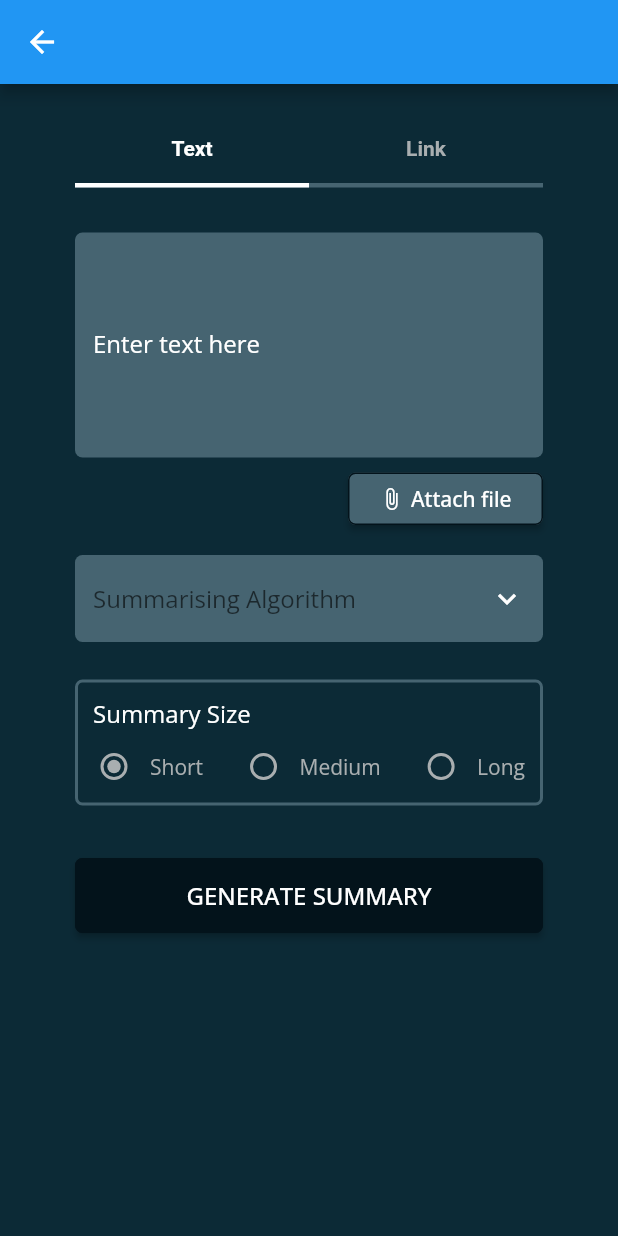
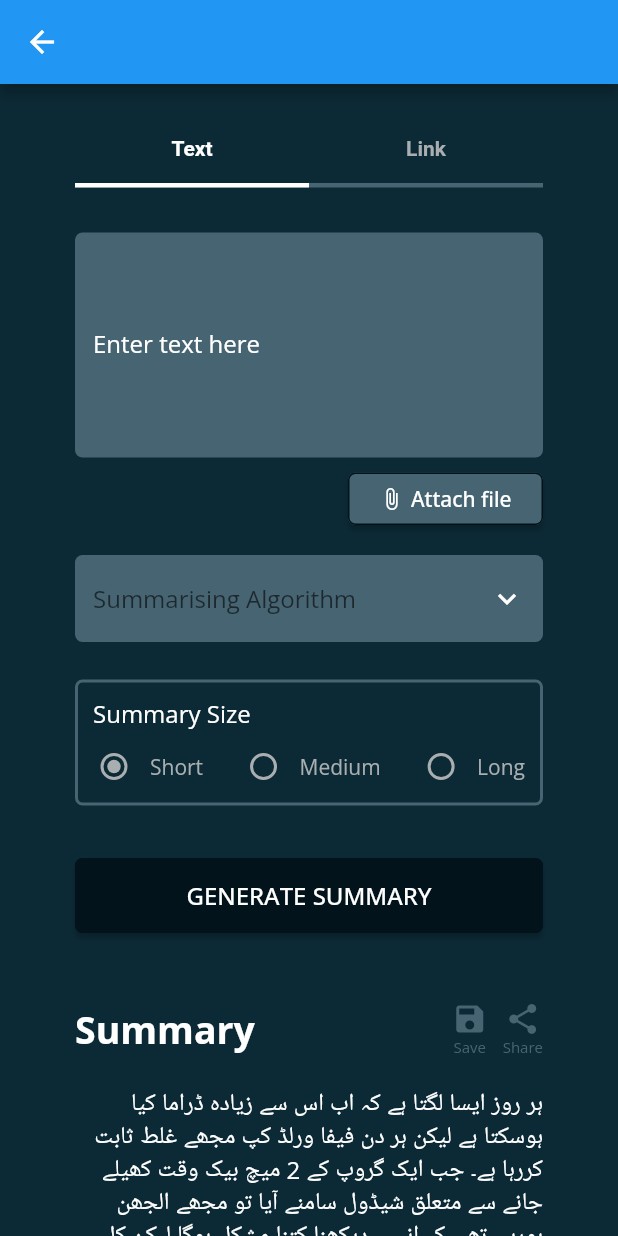
Before and after one commit to hadiyaaamir/khulasa, a Flutter app: the Summary screen opened directly, on a phone screen of 412 x 824 dp. Run offline on Flutter 3.47's test engine with Material 2 defaults, Android fonts, the phone set to English and light mode, and no system bars; our stand-ins replace google_fonts.

Commit message:
generated summary

```diff
--- /dev/null
+++ b/lib/Views/Summary/generatedSummary.dart
@@ -0,0 +1,56 @@
+import 'package:flutter/cupertino.dart';
+import 'package:flutter/material.dart';
+import 'package:flutter/src/widgets/container.dart';
+import 'package:flutter/src/widgets/framework.dart';
+import 'package:khulasa/Views/Widgets/labelIcon.dart';
+import 'package:khulasa/constants/colors.dart';
+import 'package:khulasa/constants/sizes.dart';
+
+class GeneratedSummary extends StatelessWidget {
+  GeneratedSummary({super.key, required this.summaryText});
+
+  final String summaryText;
+
+  @override
+  Widget build(BuildContext context) {
+    return Padding(
+      padding: const EdgeInsets.symmetric(horizontal: 50, vertical: 15),
+      child: Column(
+        children: [
+          Row(
+            mainAxisAlignment: MainAxisAlignment.spaceBetween,
+            children: [
+              const Text(
+                "Summary",
+                style: TextStyle(
+                    color: text,
+                    fontSize: largeFont,
+                    fontWeight: FontWeight.bold),
+              ),
+              Row(
+                children: [
+                  Row(
+                    children: const [
+                      LabelIcon(icon: Icons.save, label: "Save"),
+                      SizedBox(width: 10),
+                      LabelIcon(icon: Icons.share_rounded, label: "Share")
+                    ],
+                  )
+                ],
+              )
+            ],
+          ),
+          const SizedBox(height: 20),
+          Align(
+            alignment: Alignment.bottomRight,
+            child: Text(
+              summaryText,
+              textAlign: TextAlign.right,
+              style: const TextStyle(color: text, fontSize: buttonFont),
+            ),
+          ),
+        ],
+      ),
+    );
+  }
+}
--- a/lib/Views/Summary/linkSummary.dart
+++ b/lib/Views/Summary/linkSummary.dart
@@ -3,6 +3,7 @@ import 'package:flutter/src/widgets/container.dart';
 import 'package:flutter/src/widgets/framework.dart';
 import 'package:khulasa/Views/Entrance/button.dart';
 import 'package:khulasa/Views/Entrance/textfield.dart';
+import 'package:khulasa/Views/Summary/generatedSummary.dart';
 import 'package:khulasa/Views/Summary/summarySize.dart';
 import 'package:khulasa/Views/Widgets/dropdown.dart';
 import 'package:khulasa/constants/colors.dart';
@@ -12,6 +13,8 @@ class LinkSummary extends StatelessWidget {
   LinkSummary({super.key});
 
   TextEditingController linkController = TextEditingController();
+  String summaryText =
+      "ہر روز ایسا لگتا ہے کہ اب اس سے زیادہ ڈراما کیا ہوسکتا ہے لیکن ہر دن فیفا ورلڈ کپ مجھے غلط ثابت کررہا ہے۔ جب ایک گروپ کے 2 میچ بیک وقت کھیلے جانے سے متعلق شیڈول سامنے آیا تو مجھے الجھن ہورہی تھی کہ انہیں دیکھنا کتنا مشکل ہوگا لیکن کل جب یہ مرحلہ اپنے اختتام کو پہنچا تب مجھے اندازہ ہوا کہ اس عالمی کپ کا سب سے دلچسپ حصہ یہی تھا جب ٹیمیں میدان میں دوسرے میچ کے نتیجےکا انتظار کر رہی ہوتی ہیں۔ اس وقت جو دل کی کیفیت ہوتی ہے، سچ پوچھیےتو مجھے یہ کیفیت بہت یاد آئے گی۔ جب گروپ ڈراز منعقد ہوئے اور گھانا اور یوروگوئے ایک ہی گروپ";
 
   @override
   Widget build(BuildContext context) {
@@ -29,7 +32,8 @@ class LinkSummary extends StatelessWidget {
               lines: 1,
             ),
             SummarySize(),
-            Btn(label: "GENERATE SUMMARY", onPress: () {})
+            Btn(label: "GENERATE SUMMARY", onPress: () {}),
+            GeneratedSummary(summaryText: summaryText)
           ],
         ),
       ),
--- a/lib/Views/Summary/textSummary.dart
+++ b/lib/Views/Summary/textSummary.dart
@@ -1,6 +1,7 @@
 import 'package:flutter/material.dart';
 import 'package:khulasa/Views/Entrance/button.dart';
 import 'package:khulasa/Views/Entrance/textfield.dart';
+import 'package:khulasa/Views/Summary/generatedSummary.dart';
 import 'package:khulasa/Views/Summary/summarySize.dart';
 import 'package:khulasa/Views/Widgets/dropdown.dart';
 import 'package:khulasa/constants/colors.dart';
@@ -10,6 +11,9 @@ class TextSummary extends StatelessWidget {
   TextSummary({super.key});
 
   TextEditingController textController = TextEditingController();
+
+  String summaryText =
+      "ہر روز ایسا لگتا ہے کہ اب اس سے زیادہ ڈراما کیا ہوسکتا ہے لیکن ہر دن فیفا ورلڈ کپ مجھے غلط ثابت کررہا ہے۔ جب ایک گروپ کے 2 میچ بیک وقت کھیلے جانے سے متعلق شیڈول سامنے آیا تو مجھے الجھن ہورہی تھی کہ انہیں دیکھنا کتنا مشکل ہوگا لیکن کل جب یہ مرحلہ اپنے اختتام کو پہنچا تب مجھے اندازہ ہوا کہ اس عالمی کپ کا سب سے دلچسپ حصہ یہی تھا جب ٹیمیں میدان میں دوسرے میچ کے نتیجےکا انتظار کر رہی ہوتی ہیں۔ اس وقت جو دل کی کیفیت ہوتی ہے، سچ پوچھیےتو مجھے یہ کیفیت بہت یاد آئے گی۔ جب گروپ ڈراز منعقد ہوئے اور گھانا اور یوروگوئے ایک ہی گروپ";
 
   @override
   Widget build(BuildContext context) {
@@ -36,7 +40,8 @@ class TextSummary extends StatelessWidget {
               paddingVert: 20,
             ),
             SummarySize(),
-            Btn(label: "GENERATE SUMMARY", onPress: () {})
+            Btn(label: "GENERATE SUMMARY", onPress: () {}),
+            GeneratedSummary(summaryText: summaryText)
           ],
         ),
       ),
--- /dev/null
+++ b/lib/Views/Widgets/labelIcon.dart
@@ -0,0 +1,30 @@
+import 'package:flutter/material.dart';
+import 'package:flutter/src/widgets/container.dart';
+import 'package:flutter/src/widgets/framework.dart';
+import 'package:khulasa/constants/colors.dart';
+import 'package:khulasa/constants/sizes.dart';
+
+class LabelIcon extends StatelessWidget {
+  const LabelIcon(
+      {super.key,
+      required this.icon,
+      required this.label,
+      this.color = primary});
+
+  final IconData icon;
+  final String label;
+  final Color color;
+
+  @override
+  Widget build(BuildContext context) {
+    return Column(
+      children: [
+        Icon(icon, color: color),
+        Text(
+          label,
+          style: TextStyle(fontSize: smallFont, color: color),
+        )
+      ],
+    );
+  }
+}
```
